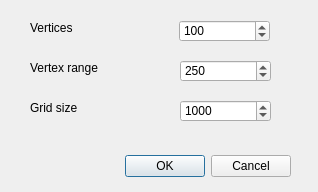
Before: the Qt Designer form GraphCombEx/dialogudg.ui in davidchalupa/GraphCombEx, drawn with Qt 5.
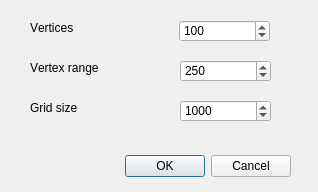
After: the same form once the commit is applied.

The edit to the form file:
```diff
--- a/GraphCombEx/dialogudg.ui
+++ b/GraphCombEx/dialogudg.ui
@@ -10,6 +10,11 @@
     <height>192</height>
    </rect>
   </property>
+  <property name="font">
+   <font>
+    <kerning>false</kerning>
+   </font>
+  </property>
   <property name="windowTitle">
    <string>Dialog</string>
   </property>
```
